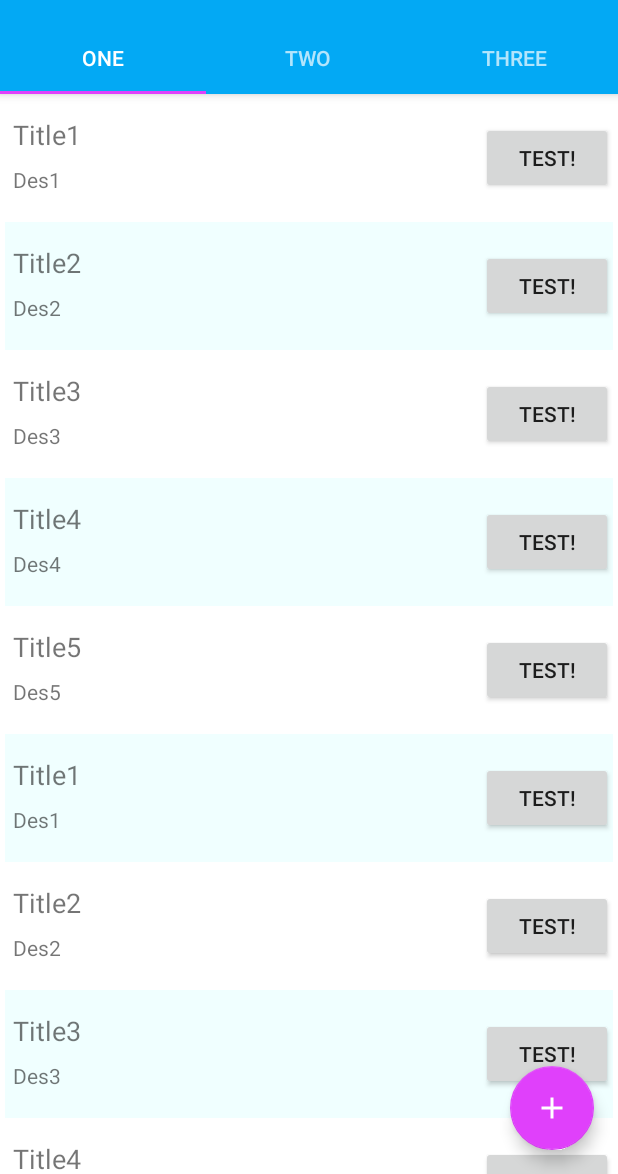
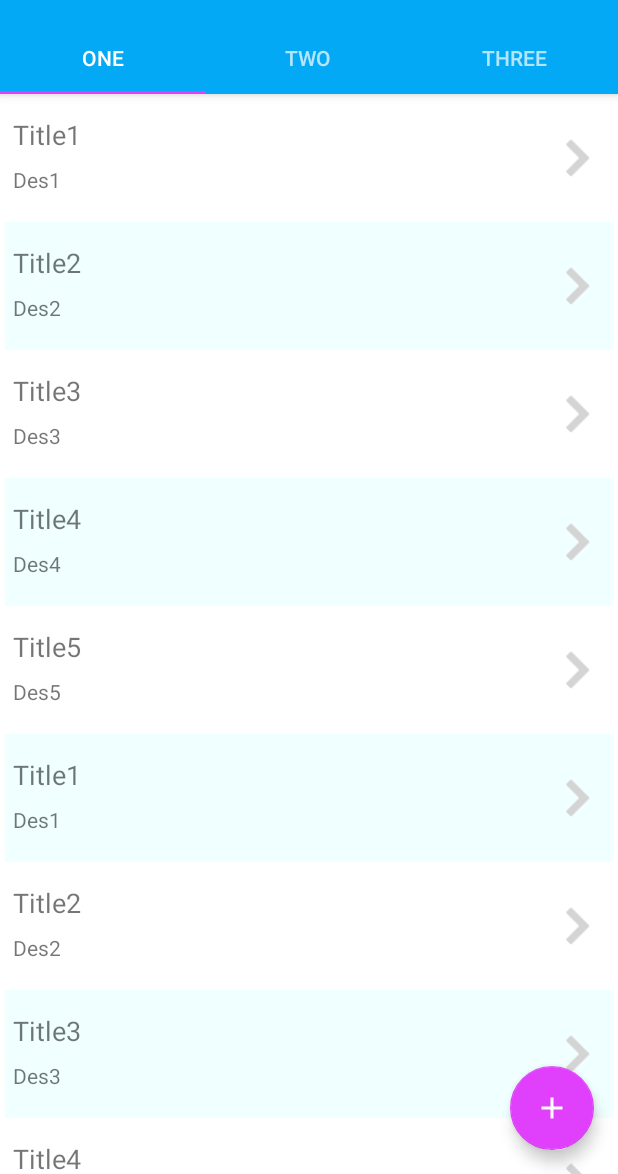
Before and after one commit to fruitbraker/Draw-It-v2, an Android app: the TestFragmentOne screen opened directly, with no data from a screen before it, on a phone screen of 412 x 824 dp, the part 62-1236 px from its top. Run offline under Robolectric (Android 15) with nearby library versions, the phone set to English and light mode, and no system bars; 4 statements that could not run were skipped.

Commit message:
Made the deashboard a bit prettier.

```diff
--- a/app/src/main/java/com/pericstudio/drawit/adapters/RecyclerViewAdapterDrawing.java
+++ b/app/src/main/java/com/pericstudio/drawit/adapters/RecyclerViewAdapterDrawing.java
@@ -23,12 +23,14 @@ import android.view.View;
 import android.view.ViewGroup;
 import android.view.animation.Animation;
 import android.view.animation.AnimationUtils;
-import android.widget.Button;
+import android.widget.ImageButton;
 import android.widget.RelativeLayout;
 import android.widget.TextView;
 
+import com.pericstudio.drawit.MyApplication;
 import com.pericstudio.drawit.R;
 import com.pericstudio.drawit.pojo.Drawing;
+import com.pericstudio.drawit.utils.T;
 
 import java.util.ArrayList;
 import java.util.Collections;
@@ -38,14 +40,12 @@ public class RecyclerViewAdapterDrawing extends RecyclerView.Adapter<RecyclerVie
 
     private LayoutInflater inflater;
     private List<Drawing> data = Collections.emptyList();
-    private Context context;
     private String userID;
 
     private int lastPosition = -1;
 
     public RecyclerViewAdapterDrawing(Context context, List<Drawing> data, String userID) {
         inflater = LayoutInflater.from(context);
-        this.context = context;
         this.data = data;
         this.userID = userID;
     }
@@ -63,16 +63,17 @@ public class RecyclerViewAdapterDrawing extends RecyclerView.Adapter<RecyclerVie
     }
 
     @Override
-    public void onBindViewHolder(RecyclerViewAdapterDrawing.RecyclerViewHolder holder, int position) {
+    public void onBindViewHolder(RecyclerViewAdapterDrawing.RecyclerViewHolder holder, final int position) {
         final Drawing current = (Drawing) data.get(position);
         final String itemID = current.getObjectId();
         holder.title.setText(current.getTitle());
         holder.des.setText(current.getDescription());
 
-//        holder.button.setOnClickListener(new View.OnClickListener() {
-//
-//            @Override
-//            public void onClick(View v) {
+        holder.button.setOnClickListener(new View.OnClickListener() {
+
+            @Override
+            public void onClick(View v) {
+                T.showShortDebug(MyApplication.getContext(), position + "");
 //                LocallySavableCMObject.searchObjects(context, SearchQuery.filter("ownerID")
 //                                .equal(userID).searchQuery(),
 //                        new Response.Listener<CMObjectResponse>() {
@@ -98,8 +99,8 @@ public class RecyclerViewAdapterDrawing extends RecyclerView.Adapter<RecyclerVie
 //                                }
 //                            }
 //                        });
-//            }
-//        });
+            }
+        });
         setAnimation(holder.container, position);
     }
 
@@ -114,7 +115,7 @@ public class RecyclerViewAdapterDrawing extends RecyclerView.Adapter<RecyclerVie
     private void setAnimation(View viewToAnimate, int position) {
         // If the bound view wasn't previously displayed on screen, it's animated
         if(position > lastPosition) {
-            Animation animation = AnimationUtils.loadAnimation(context, android.R.anim.slide_in_left);
+            Animation animation = AnimationUtils.loadAnimation(MyApplication.getContext(), android.R.anim.slide_in_left);
             viewToAnimate.startAnimation(animation);
             lastPosition = position;
         }
@@ -128,13 +129,13 @@ public class RecyclerViewAdapterDrawing extends RecyclerView.Adapter<RecyclerVie
     class RecyclerViewHolder extends RecyclerView.ViewHolder {
 
         TextView title, des;
-        Button button;
+        ImageButton button;
         RelativeLayout container;
         public RecyclerViewHolder(View itemView) {
             super(itemView);
             title = (TextView) itemView.findViewById(R.id.tv_card_title);
             des = (TextView) itemView.findViewById(R.id.tv_card_des);
-            button = (Button) itemView.findViewById(R.id.bt_card_dashboard);
+            button = (ImageButton) itemView.findViewById(R.id.bt_card_dashboard);
             container = (RelativeLayout) itemView.findViewById(R.id.dashboard_item);
         }
 
--- a/app/src/main/res/layout/card_dashboard_item.xml
+++ b/app/src/main/res/layout/card_dashboard_item.xml
@@ -51,15 +51,17 @@
             android:layout_alignParentLeft="true"
             android:layout_alignParentStart="true" />
 
-        <Button
+    <ImageButton
         android:layout_width="wrap_content"
         android:layout_height="wrap_content"
-            android:text="Test!"
         android:id="@+id/bt_card_dashboard"
         android:layout_centerVertical="true"
         android:layout_alignParentRight="true"
         android:layout_alignParentEnd="true"
-            android:onClick="deleteThing"/>
+        android:background="@android:color/transparent"
+        android:src="@drawable/ic_navigate_next_black_24dp"/>
+
+
     <!--</RelativeLayout>-->
 
 </RelativeLayout>
```
Also changed, not shown: app/src/main/res/drawable/ic_navigate_next_black_24dp.png (added). Lines whose indentation alone changed are shown as unchanged.
